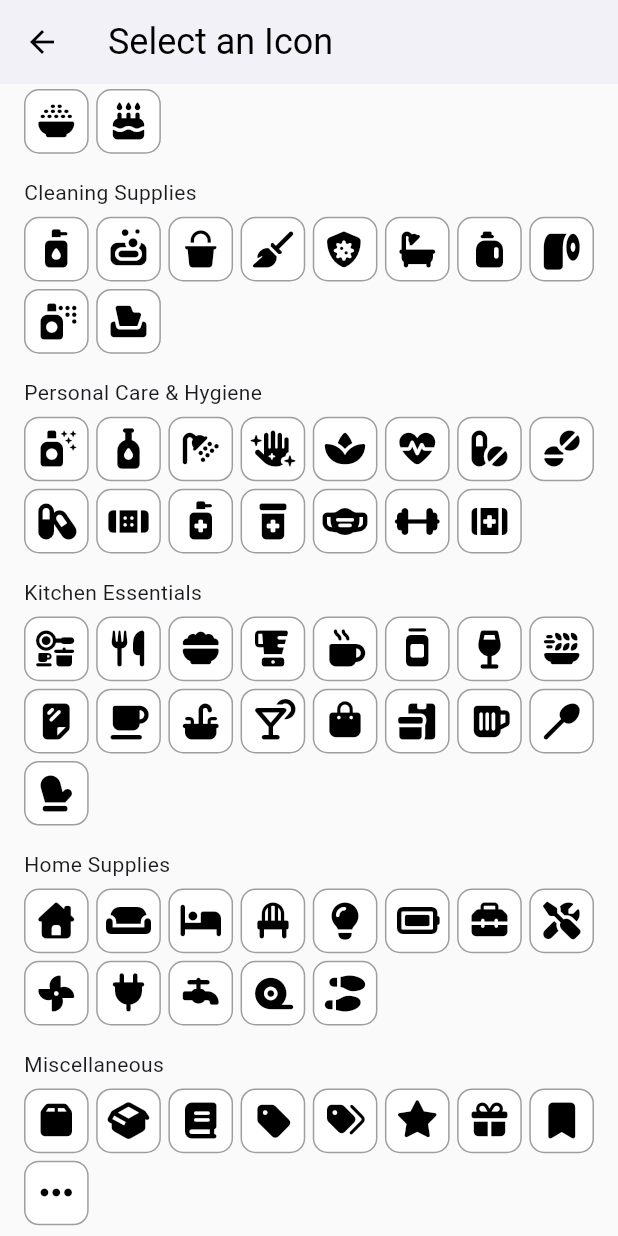
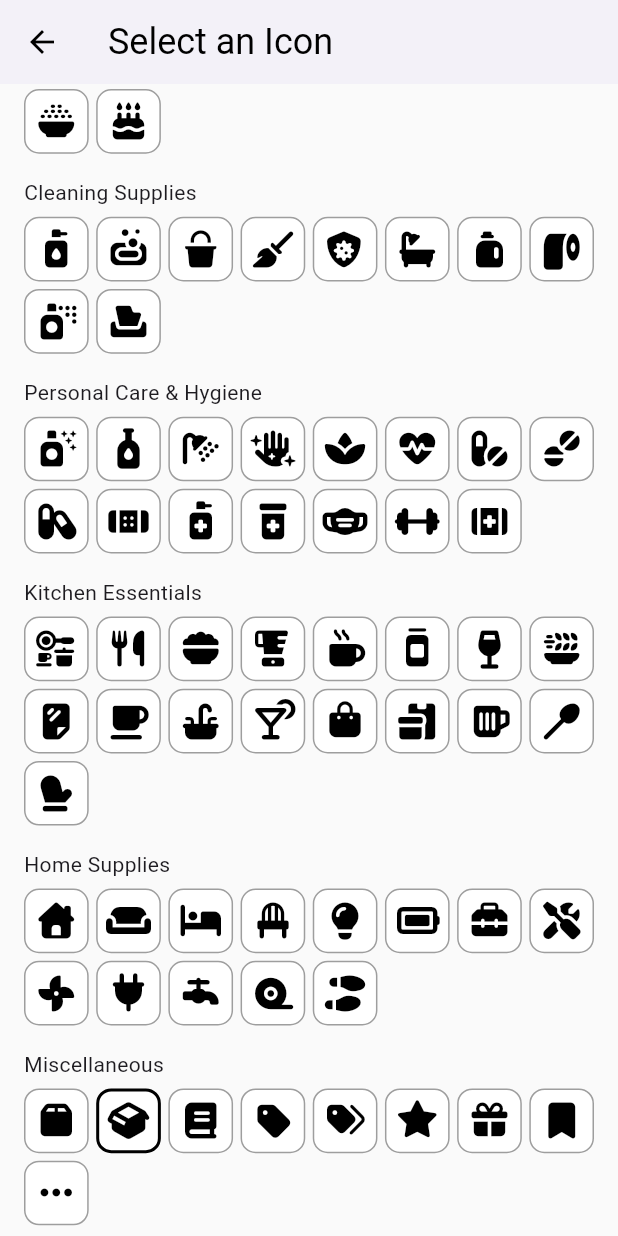
Before and after one commit to HastiKelidiSiyan/neverOut, a Flutter app: the IconSelectScreen screen opened directly, scrolled down 175 dp, on a phone screen of 412 x 824 dp. Run offline on Flutter 3.47's test engine with Material 3 defaults, Android fonts, the phone set to English and light mode, and no system bars; our stand-ins replace connectivity_plus, drift, font_awesome_flutter, supabase_flutter; accounts and stored records are empty; generated files the repository leaves out were written again.

Commit message:
Finished icon select logic.

```diff
--- a/lib/screens/icon_select.dart
+++ b/lib/screens/icon_select.dart
@@ -1,4 +1,5 @@
 import 'package:flutter/material.dart';
+import 'package:font_awesome_flutter/font_awesome_flutter.dart';
 import 'package:never_out/data/categories.dart';
 import 'package:never_out/widgets/icon_category.dart';
 
@@ -10,10 +11,24 @@ class IconSelectScreen extends StatefulWidget {
 }
 
 class _IconSelectScreenState extends State<IconSelectScreen> {
+  FaIconData selectedIcon = FontAwesomeIcons.boxOpen;
+
+  void _selectIcon(FaIconData newSelectedIcon) {
+    setState(() {
+      selectedIcon = newSelectedIcon;
+    });
+  }
+
   @override
   Widget build(BuildContext context) {
     return Scaffold(
       appBar: AppBar(
+        leading: IconButton(
+          onPressed: () {
+            Navigator.pop(context, selectedIcon);
+          },
+          icon: Icon(Icons.arrow_back),
+        ),
         title: Text('Select an Icon'),
       ),
       body: Padding(
@@ -21,7 +36,11 @@ class _IconSelectScreenState extends State<IconSelectScreen> {
         child: ListView.builder(
           itemCount: Categories.all.length,
           itemBuilder: (context, index) {
-            return IconCategory(category: Categories.all[index]);
+            return IconCategory(
+              category: Categories.all[index],
+              onIconSelect: _selectIcon,
+              selectedIcon: selectedIcon,
+            );
           },
         ),
       ),
--- a/lib/widgets/icon_category.dart
+++ b/lib/widgets/icon_category.dart
@@ -1,12 +1,25 @@
 import 'package:flutter/material.dart';
+import 'package:font_awesome_flutter/font_awesome_flutter.dart';
 import 'package:never_out/models/category_model.dart';
 import 'package:never_out/widgets/icon_category_item.dart';
 
-class IconCategory extends StatelessWidget {
-  const IconCategory({super.key, required this.category});
+class IconCategory extends StatefulWidget {
+  const IconCategory({
+    super.key,
+    required this.category,
+    required this.onIconSelect,
+    required this.selectedIcon
+  });
 
   final Category category;
+  final void Function(FaIconData iconData) onIconSelect;
+  final FaIconData selectedIcon;
 
+  @override
+  State<IconCategory> createState() => _IconCategoryState();
+}
+
+class _IconCategoryState extends State<IconCategory> {
   @override
   Widget build(BuildContext context) {
     return Padding(
@@ -15,7 +28,7 @@ class IconCategory extends StatelessWidget {
         mainAxisAlignment: MainAxisAlignment.center,
         crossAxisAlignment: CrossAxisAlignment.start,
         children: [
-          Text(category.name),
+          Text(widget.category.name),
           SizedBox(
             height: 6,
           ),
@@ -26,8 +39,12 @@ class IconCategory extends StatelessWidget {
             shrinkWrap: true,
             physics: const NeverScrollableScrollPhysics(),
             children: [
-              for (final iconData in category.icons)
-                IconCategoryItem(iconData: iconData),
+              for (final iconData in widget.category.icons)
+                IconCategoryItem(
+                  iconData: iconData,
+                  isSelected: iconData == widget.selectedIcon ? true : false,
+                  onIconSelect: widget.onIconSelect,
+                ),
             ],
           ),
         ],
--- a/lib/widgets/icon_category_item.dart
+++ b/lib/widgets/icon_category_item.dart
@@ -2,9 +2,16 @@ import 'package:flutter/material.dart';
 import 'package:font_awesome_flutter/font_awesome_flutter.dart';
 
 class IconCategoryItem extends StatefulWidget {
-  const IconCategoryItem({super.key, required this.iconData});
+  const IconCategoryItem({
+    super.key,
+    required this.iconData,
+    required this.onIconSelect,
+    required this.isSelected,
+  });
 
   final FaIconData iconData;
+  final void Function(FaIconData iconData) onIconSelect;
+  final bool isSelected;
 
   @override
   State<IconCategoryItem> createState() => _IconCategoryItemState();
@@ -12,20 +19,19 @@ class IconCategoryItem extends StatefulWidget {
 
 class _IconCategoryItemState extends State<IconCategoryItem> {
   @override
-    bool selected = false;
   Widget build(BuildContext context) {
-
     return InkWell(
       onTap: () {
-        setState(() {
-          selected = true;
-        });
+        widget.onIconSelect(widget.iconData);
       },
       child: Container(
         width: 60,
         height: 60,
         decoration: BoxDecoration(
-          border: Border.all(color: selected ? Colors.black : Colors.grey, width: selected ? 2 : 1),
+          border: Border.all(
+            color: widget.isSelected ? Colors.black : Colors.grey,
+            width: widget.isSelected ? 2 : 1,
+          ),
           borderRadius: BorderRadius.circular(10),
           color: Colors.white,
         ),
```
Also changed, not shown: lib/screens/new_product.dart (+13 -4 lines).
